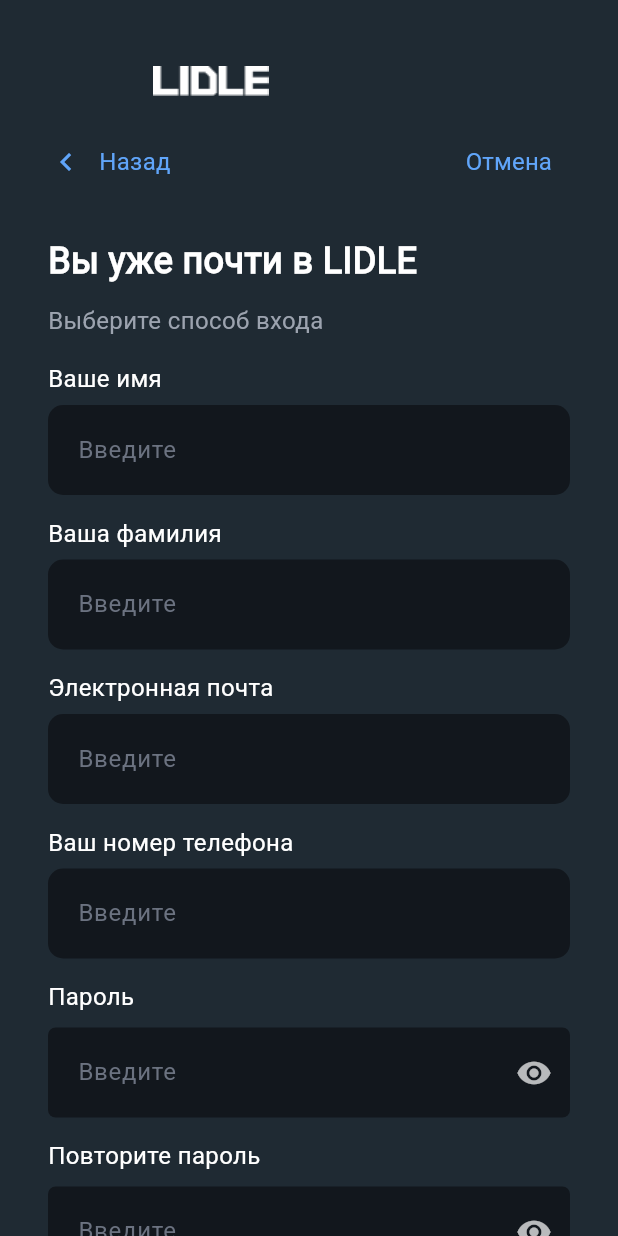
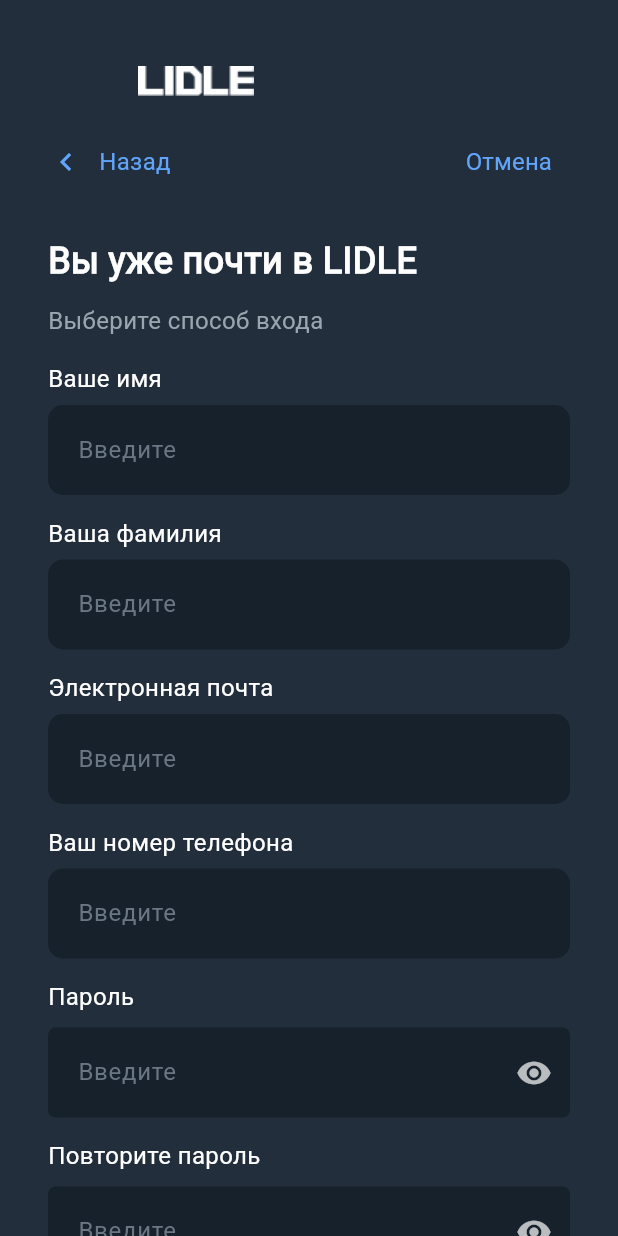
Before and after one commit to Zakirov-Yuriy/Lidle, a Flutter app: the SignInScreen screen opened by its route, after a tap on "Регистрация", on a phone screen of 412 x 824 dp. Run offline on Flutter 3.47's test engine with Material 3 defaults, Android fonts, the light colour scheme and no system bars; our stand-ins replace flutter_svg, hive, hive_flutter; accounts and stored records are empty.

Commit message:
Привел проект к единому внешнему виду

```diff
--- a/lib/constants.dart
+++ b/lib/constants.dart
@@ -2,7 +2,7 @@
 import 'package:flutter/material.dart';
 
 const Color primaryBackground = Color(0xFF232E3C);
-const Color secondaryBackground = Color(0xFF1E2831);
+const Color secondaryBackground = Color(0xFF17212B);
 const Color bottomNavBackground = Color(0xFF0F1A23);
 const Color activeIconColor = Color(0xFF00A6FF);
 const Color inactiveIconColor = Color(0xFFE5EDF5);
--- a/lib/pages/home_page.dart
+++ b/lib/pages/home_page.dart
@@ -109,7 +109,10 @@
         bottom: false,
         child: Column(
           children: [
-            const Header(),
+            Padding(
+              padding: const EdgeInsets.only(left: 41.0),
+              child: const Header(),
+            ),
             const custom_widgets.SearchBarWidget(),
             Expanded(
               child: SingleChildScrollView(
--- a/lib/pages/register_screen.dart
+++ b/lib/pages/register_screen.dart
@@ -36,12 +36,9 @@
 
   @override
   Widget build(BuildContext context) {
-    const background = Color(0xFF1F2A33);
     const primaryBlue = Color(0xFF0EA5E9);
-    const textGray = Color(0xFF9CA3AF);
 
     return Scaffold(
-      backgroundColor: background,
       body: SafeArea(
         child: SingleChildScrollView(
           padding: const EdgeInsets.symmetric(horizontal: 32),
@@ -52,7 +49,7 @@
               children: [
                 // Логотип
                 Padding(
-                  padding: const EdgeInsets.only(left: 70.0, top: 44.0),
+                  padding: const EdgeInsets.only(left: 60.0, top: 44.0),
                   child: Row(
                     children: [
                       Image.asset(logoAsset, height: logoHeight),
@@ -109,7 +106,7 @@
                 const SizedBox(height: 11),
                 const Text(
                   'Выберите способ входа',
-                  style: TextStyle(color: textGray, fontSize: 16),
+                  style: TextStyle(color: textSecondary, fontSize: 16),
                 ),
                 const SizedBox(height: 16),
                 _buildTextField(
@@ -257,9 +254,6 @@
     TextInputType keyboard = TextInputType.text,
     String? Function(String?)? validator,
   }) {
-    const fieldFill = Color(0xFF12171D);
-    const hintColor = Color(0xFF6B7280);
-
     return Padding(
       padding: const EdgeInsets.only(bottom: 14),
       child: Column(
@@ -277,9 +271,9 @@
             validator: validator,
             decoration: InputDecoration(
               hintText: hint,
-              hintStyle: const TextStyle(color: hintColor),
+              hintStyle: const TextStyle(color: textMuted),
               filled: true,
-              fillColor: fieldFill,
+              fillColor: secondaryBackground,
               contentPadding: const EdgeInsets.symmetric(
                 horizontal: 16,
                 vertical: 18,
@@ -296,9 +290,6 @@
   }
 
   Widget _buildPasswordField(String label, String hint, bool isFirst) {
-    const fieldFill = Color(0xFF12171D);
-    const hintColor = Color(0xFF6B7280);
-
     return Padding(
       padding: const EdgeInsets.only(bottom: 14),
       child: Column(
@@ -331,9 +322,9 @@
             },
             decoration: InputDecoration(
               hintText: hint,
-              hintStyle: const TextStyle(color: hintColor),
+              hintStyle: const TextStyle(color: textMuted),
               filled: true,
-              fillColor: fieldFill,
+              fillColor: secondaryBackground,
               contentPadding: const EdgeInsets.symmetric(
                 horizontal: 16,
                 vertical: 18,
--- a/lib/pages/signIn_screen.dart
+++ b/lib/pages/signIn_screen.dart
@@ -1,4 +1,5 @@
 import 'package:flutter/material.dart';
+import 'package:lidle/constants.dart';
 import 'package:lidle/widgets/header.dart';
 import 'account_recovery.dart';
 import 'register_screen.dart';
@@ -19,13 +20,6 @@
   final _passCtrl = TextEditingController();
   bool _obscure = true;
 
-  // Палитра
-  static const _bg = Color(0xFF232E3C);
-  static const _card = Color(0xFF1E2831);
-  static const _textPrimary = Colors.white;
-  static const _hint = Color(0xFF6B7684);
-  static const _accent = Color(0xFF00A6FF);
-
   @override
   void dispose() {
     _emailCtrl.dispose();
@@ -36,7 +30,6 @@
   @override
   Widget build(BuildContext context) {
     return Scaffold(
-      backgroundColor: _bg,
       resizeToAvoidBottomInset: true,
       body: SafeArea(
         child: Column(
@@ -60,7 +53,7 @@
                       RichText(
                         text: TextSpan(
                           style: const TextStyle(
-                            color: _textPrimary,
+                            color: textPrimary,
                             fontSize: 24,
                             height: 1.25,
                             fontWeight: FontWeight.w700,
@@ -84,7 +77,7 @@
                       const Text(
                         'Выберите способ входа',
                         style: TextStyle(
-                          color: _hint,
+                          color: textMuted,
                           fontSize: 16,
                           fontWeight: FontWeight.w400,
                         ),
@@ -98,7 +91,7 @@
                         controller: _emailCtrl,
                         keyboardType: TextInputType.emailAddress,
                         style: const TextStyle(
-                          color: _textPrimary,
+                          color: textPrimary,
                           fontSize: 16,
                         ),
                         decoration: _inputDecoration('Введите'),
@@ -119,7 +112,7 @@
                       TextFormField(
                         controller: _passCtrl,
                         obscureText: _obscure,
-                        style: const TextStyle(color: _textPrimary),
+                        style: const TextStyle(color: textPrimary),
                         decoration: _inputDecoration('Введите').copyWith(
                           suffixIcon: IconButton(
                             onPressed: () =>
@@ -128,7 +121,7 @@
                               _obscure
                                   ? Icons.visibility
                                   : Icons.visibility_off,
-                              color: _hint,
+                              color: textMuted,
                             ),
                           ),
                         ),
@@ -168,8 +161,8 @@
                         child: ElevatedButton(
                           onPressed: _onSubmit,
                           style: ElevatedButton.styleFrom(
-                            backgroundColor: _accent,
-                            foregroundColor: _textPrimary,
+                            backgroundColor: activeIconColor,
+                            foregroundColor: textPrimary,
                             shape: RoundedRectangleBorder(
                               borderRadius: BorderRadius.circular(5),
                             ),
@@ -220,9 +213,9 @@
   static InputDecoration _inputDecoration(String hint) {
     return InputDecoration(
       hintText: hint,
-      hintStyle: const TextStyle(color: _hint),
+      hintStyle: const TextStyle(color: textMuted),
       filled: true,
-      fillColor: _card,
+      fillColor: secondaryBackground,
       contentPadding: const EdgeInsets.symmetric(horizontal: 15, vertical: 12),
       enabledBorder: OutlineInputBorder(
         borderRadius: BorderRadius.circular(5),
@@ -230,7 +223,7 @@
       ),
       focusedBorder: OutlineInputBorder(
         borderRadius: BorderRadius.circular(5),
-        borderSide: const BorderSide(color: _accent, width: 1),
+        borderSide: const BorderSide(color: activeIconColor, width: 1),
       ),
       errorBorder: OutlineInputBorder(
         borderRadius: BorderRadius.circular(5),
@@ -244,7 +237,7 @@
   }
 
   static final _linkStyle = TextButton.styleFrom(
-    foregroundColor: _accent,
+    foregroundColor: activeIconColor,
     padding: EdgeInsets.zero,
     textStyle: const TextStyle(fontSize: 16, fontWeight: FontWeight.w500),
   );
```
Also changed, not shown: lib/pages/account_recovery.dart (+6 -14 lines), lib/pages/register_verify_screen.dart (+12 -21 lines).
